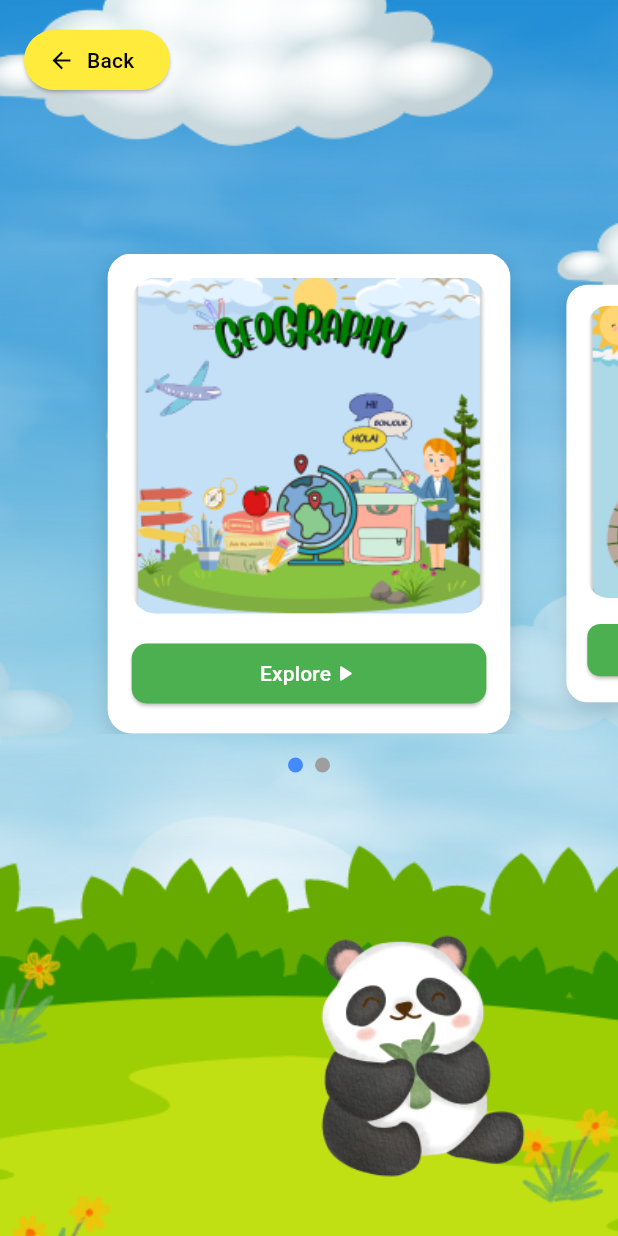
After one commit to DarcMattz/CAPS, a Flutter app: the HomeScreen screen opened directly, after a tap on an icon or button, on a phone screen of 412 x 824 dp. The commit adds this screen. Run offline on Flutter 3.47's test engine with Material 3 defaults, Android fonts, the phone set to English and light mode, and no system bars; drawn by our look-alikes of carousel_slider.

Commit message:
add explore

```diff
--- a/lib/models/modules.dart
+++ b/lib/models/modules.dart
@@ -1,10 +1,10 @@
 import 'package:flutter/material.dart';
 
 class Module {
-  final String title;
+  final String type;
   final String imagePath;
 
-  Module({required this.title, required this.imagePath});
+  Module({required this.type, required this.imagePath});
 }
 
 class ModuleCard extends StatelessWidget {
@@ -50,7 +50,15 @@ class ModuleCard extends StatelessWidget {
               children: [
                 ElevatedButton(
                   onPressed: () {},
-                  child: Text('Learn'),
+                  child: Row(
+                    mainAxisAlignment: MainAxisAlignment.center,
+                    children: [
+                      module.type == 'learning'
+                          ? Text('Learn')
+                          : Text("Explore"),
+                      Icon(Icons.play_arrow_rounded),
+                    ],
+                  ),
                   style: ElevatedButton.styleFrom(
                     backgroundColor: Colors.green,
                     foregroundColor: Colors.white,
--- /dev/null
+++ b/lib/screens/explore.dart
@@ -0,0 +1,117 @@
+import 'package:carousel_slider/carousel_slider.dart';
+import 'package:flutter/material.dart';
+import 'package:flutter_application_1/models/modules.dart';
+
+class ExploreListScreen extends StatefulWidget {
+  @override
+  State<ExploreListScreen> createState() => _ExploreListScreenState();
+}
+
+class _ExploreListScreenState extends State<ExploreListScreen> {
+  int _currentIndex = 0;
+
+  final List<Module> modules = [
+    Module(type: "explore", imagePath: 'assets/images/geography.png'),
+    Module(type: "explore", imagePath: 'assets/images/play.png'),
+  ];
+
+  @override
+  Widget build(BuildContext context) {
+    return Scaffold(
+      body: Container(
+        width: double.infinity,
+        decoration: const BoxDecoration(
+          color: Colors.lightBlueAccent,
+          image: DecorationImage(
+            image: AssetImage('assets/images/background.png'),
+            fit: BoxFit.cover,
+          ),
+        ),
+        child: Column(
+          crossAxisAlignment: CrossAxisAlignment.start,
+          children: [
+            Padding(
+              padding: const EdgeInsets.all(16.0),
+              child: ElevatedButton.icon(
+                onPressed: () {
+                  Navigator.pop(context);
+                },
+                icon: Icon(Icons.arrow_back),
+                label: Text('Back'),
+                style: ElevatedButton.styleFrom(
+                  backgroundColor: Colors.yellow,
+                  foregroundColor: Colors.black,
+                  shape: RoundedRectangleBorder(
+                    borderRadius: BorderRadius.circular(30),
+                  ),
+                ),
+              ),
+            ),
+            Expanded(
+              child: Column(
+                mainAxisAlignment: MainAxisAlignment.center,
+                children: [
+                  CarouselSlider.builder(
+                    options: CarouselOptions(
+                      height: 320,
+                      enlargeCenterPage: true,
+                      enableInfiniteScroll: false,
+                      initialPage: 0,
+                      autoPlay: false,
+                      viewportFraction: 0.7,
+                      onPageChanged: (index, reason) {
+                        setState(() {
+                          _currentIndex = index;
+                        });
+                      },
+                    ),
+                    itemCount: modules.length,
+                    itemBuilder: (context, index, realIndex) {
+                      return ModuleCard(module: modules[index]);
+                    },
+                  ),
+                  SizedBox(
+                    height: 16,
+                  ),
+                  Center(
+                    child: Row(
+                      mainAxisAlignment: MainAxisAlignment.center,
+                      children: List.generate(modules.length, (index) {
+                        return GestureDetector(
+                          child: Container(
+                            margin: EdgeInsets.symmetric(horizontal: 4.0),
+                            width: 10,
+                            height: 10,
+                            decoration: BoxDecoration(
+                              shape: BoxShape.circle,
+                              color: _currentIndex == index
+                                  ? Colors.blueAccent
+                                  : Colors.grey,
+                            ),
+                          ),
+                        );
+                      }),
+                    ),
+                  ),
+                ],
+              ),
+            ),
+            Row(
+              mainAxisAlignment: MainAxisAlignment.end,
+              children: [
+                Padding(
+                  padding: const EdgeInsets.only(bottom: 20.0, right: 30),
+                  child: Image.asset(
+                    'assets/images/panda.png',
+                    width: 200,
+                    height: 200,
+                  ),
+                ),
+              ],
+            ),
+          ],
+        ),
+      ),
+    );
+  }
+}
--- a/lib/screens/home.dart
+++ b/lib/screens/home.dart
@@ -1,6 +1,7 @@
 import 'package:flutter/material.dart';
 import 'package:flutter_application_1/dialogs/settings.dart';
-import 'package:flutter_application_1/screens/modules.dart';
+import 'package:flutter_application_1/screens/explore.dart';
+import 'package:flutter_application_1/screens/learning.dart';
 
 class HomeScreen extends StatelessWidget {
   @override
@@ -68,7 +69,7 @@ class HomeScreen extends StatelessWidget {
                 Navigator.push(
                     context,
                     MaterialPageRoute(
-                        builder: (context) => ModuleListScreen()));
+                        builder: (context) => LearningListScreen()));
               },
               child: Container(
                 margin: const EdgeInsets.symmetric(horizontal: 30.0),
@@ -105,7 +106,14 @@ class HomeScreen extends StatelessWidget {
               ),
             ),
             SizedBox(height: 20),
-            Container(
+            GestureDetector(
+              onTap: () {
+                Navigator.push(
+                    context,
+                    MaterialPageRoute(
+                        builder: (context) => ExploreListScreen()));
+              },
+              child: Container(
                 margin: const EdgeInsets.symmetric(horizontal: 30.0),
                 padding: const EdgeInsets.all(16.0),
                 decoration: BoxDecoration(
@@ -138,6 +146,7 @@ class HomeScreen extends StatelessWidget {
                   ],
                 ),
               ),
+            ),
             Spacer(),
             Row(
               mainAxisAlignment: MainAxisAlignment.end,
--- a/lib/screens/modules.dart
+++ b/lib/screens/learning.dart
@@ -2,21 +2,19 @@ import 'package:carousel_slider/carousel_slider.dart';
 import 'package:flutter/material.dart';
 import 'package:flutter_application_1/models/modules.dart';
 
-class ModuleListScreen extends StatefulWidget {
+class LearningListScreen extends StatefulWidget {
   @override
-  State<ModuleListScreen> createState() => _ModuleListScreenState();
+  State<LearningListScreen> createState() => _LearningListScreenState();
 }
 
-class _ModuleListScreenState extends State<ModuleListScreen> {
+class _LearningListScreenState extends State<LearningListScreen> {
   int _currentIndex = 0;
 
   final List<Module> modules = [
-    Module(title: "All aboard", imagePath: 'assets/images/all_aboard.png'),
-    Module(title: "Phonics", imagePath: 'assets/images/phonics.png'),
-    Module(
-        title: "Science & Health",
-        imagePath: 'assets/images/science_and_health.png'),
-    Module(title: "Mathematics", imagePath: 'assets/images/mathematics.png'),
+    Module(type: "learning", imagePath: 'assets/images/all_aboard.png'),
+    Module(type: "learning", imagePath: 'assets/images/phonics.png'),
+    Module(type: "learning", imagePath: 'assets/images/science_and_health.png'),
+    Module(type: "learning", imagePath: 'assets/images/mathematics.png'),
   ];
 
   @override
```
Also changed, not shown: assets/images/geography.png (added), assets/images/play.png (added). Lines whose indentation alone changed are shown as unchanged.
